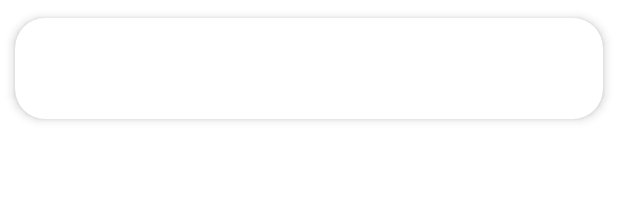
After one commit to Gerard01mm/ProjectoPIS, an Android app: the layout folder_card.xml on its own in the app's theme, with its tools: preview values and no code run, on a phone screen of 412 x 824 dp. The commit adds this screen. Shown: the top 210 px of the screen. Run offline under Robolectric (Android 15) with nearby library versions, the phone set to English and light mode, and no system bars.

Commit message:
He creado una cardView sencilla para mostrarla en la RecyclerView de las carpetas. Tambien he creado un fichero FoldersAdapter que sera el adaptador para mostrar el contenido del ArrayList de carpetas.
Tambien he añadido dos dependencias al fichero build.gradle(Module) para poder crear las card views i otra para la recyclerView

```diff
--- a/app/build.gradle
+++ b/app/build.gradle
@@ -37,6 +37,9 @@ dependencies {
     implementation 'androidx.navigation:navigation-ui:2.3.4'
     implementation 'androidx.lifecycle:lifecycle-livedata-ktx:2.3.1'
     implementation 'androidx.lifecycle:lifecycle-viewmodel-ktx:2.3.1'
+    implementation 'androidx.recyclerview:recyclerview:1.2.0'
+    implementation 'androidx.cardview:cardview:1.0.0'
+
     testImplementation 'junit:junit:4.+'
     androidTestImplementation 'androidx.test.ext:junit:1.1.2'
     androidTestImplementation 'androidx.test.espresso:espresso-core:3.3.0'
--- a/app/src/main/java/com/example/my_notes/ui/home/HomeFragment.java
+++ b/app/src/main/java/com/example/my_notes/ui/home/HomeFragment.java
@@ -4,6 +4,7 @@ import android.os.Bundle;
 import android.view.LayoutInflater;
 import android.view.View;
 import android.view.ViewGroup;
+import android.widget.Button;
 import android.widget.TextView;
 
 import androidx.annotation.NonNull;
@@ -13,6 +14,8 @@ import androidx.lifecycle.Observer;
 import androidx.lifecycle.ViewModelProvider;
 
 import com.example.my_notes.R;
+import com.google.android.material.floatingactionbutton.FloatingActionButton;
+import com.google.android.material.snackbar.Snackbar;
 
 public class HomeFragment extends Fragment {
 
@@ -23,7 +26,7 @@ public class HomeFragment extends Fragment {
         homeViewModel =
                 new ViewModelProvider(this).get(HomeViewModel.class);
         View root = inflater.inflate(R.layout.fragment_home, container, false);
-        final TextView textView = root.findViewById(R.id.text_home);
+        final TextView textView = root.findViewById(R.id.textView2);
         homeViewModel.getText().observe(getViewLifecycleOwner(), new Observer<String>() {
             @Override
             public void onChanged(@Nullable String s) {
--- /dev/null
+++ b/app/src/main/res/layout/folder_card.xml
@@ -0,0 +1,20 @@
+<?xml version="1.0" encoding="utf-8"?>
+<androidx.cardview.widget.CardView xmlns:android="http://schemas.android.com/apk/res/android"
+    xmlns:app="http://schemas.android.com/apk/res-auto"
+    android:id="@+id/FolderCardView"
+    android:layout_width="match_parent"
+    android:layout_height="wrap_content"
+    android:animateLayoutChanges="true"
+    app:cardCornerRadius="20dp"
+    app:cardElevation="4dp"
+    app:cardUseCompatPadding="true">
+
+    <TextView
+        android:id="@+id/folder_title"
+        android:layout_width="match_parent"
+        android:layout_height="67dp"
+        android:padding="10dp">
+
+    </TextView>
+
+</androidx.cardview.widget.CardView>
```
Also changed, not shown: app/src/main/java/Notes/Note.java (+11 -6 lines), app/src/main/java/com/example/my_notes/MainActivity.java (+7 -0 lines), app/src/main/java/com/example/my_notes/RecyclerView_adapters/FoldersAdapter.java (added, +95 -0 lines), app/src/main/res/layout/fragment_home.xml (+8 -7 lines).
